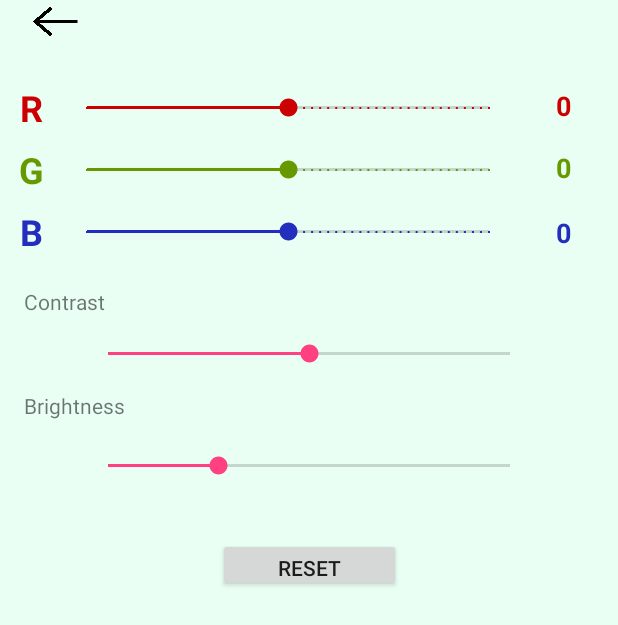
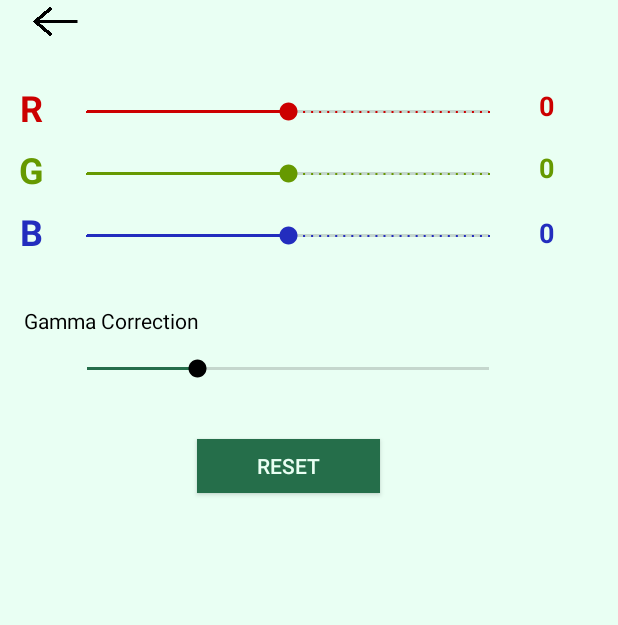
Before and after one commit to mariapatrunjel/SmartImageEditor, an Android app: the screen it shows after launch (SettingsActivity), after a tap on an icon or button, on a phone screen of 412 x 824 dp. Shown: the top 625 px of the screen. Run offline under Robolectric (Android 15) with nearby library versions, the phone set to English and light mode, and no system bars; pictures from the network do not load; 2 statements that could not run were skipped.

Commit message:
Gamma Correction is working, images are saved vey well

```diff
--- a/app/src/main/java/com/maria/patrunjel/smartimageeditor/MainActivity.java
+++ b/app/src/main/java/com/maria/patrunjel/smartimageeditor/MainActivity.java
@@ -14,7 +14,7 @@ public class MainActivity extends Activity implements CameraBridgeViewBase.CvCam
     private JavaCameraView javaCameraView;
     private Mat mRgba,newImage ,resultImage;
     private String currentFilter = "Normal";
-    private Integer redValue=0, greenValue = 0,blueValue = 0, contrast = 0;
+    private Integer redValue=0, greenValue = 0,blueValue = 0;
     private Float brightness = 1.0f;
     private int cameraId = 0;
     private Boolean flashlightOn = false;
@@ -58,7 +58,6 @@ public class MainActivity extends Activity implements CameraBridgeViewBase.CvCam
             mRetainedFragment.setGreenValue(greenValue);
             mRetainedFragment.setBlueValue(blueValue);
             mRetainedFragment.setBrightness(brightness);
-            mRetainedFragment.setContrast(contrast);
             mRetainedFragment.setCameraId(cameraId);
             mRetainedFragment.setFlashlightOn(flashlightOn);
         }
@@ -67,7 +66,6 @@ public class MainActivity extends Activity implements CameraBridgeViewBase.CvCam
         redValue = mRetainedFragment.getRedValue();
         greenValue = mRetainedFragment.getGreenValue();
         blueValue = mRetainedFragment.getBlueValue();
-        contrast = mRetainedFragment.getContrast();
         brightness = mRetainedFragment.getBrightness();
         cameraId = mRetainedFragment.getCameraId();
         flashlightOn = mRetainedFragment.getFlashlightOn();
@@ -126,12 +124,10 @@ public class MainActivity extends Activity implements CameraBridgeViewBase.CvCam
         greenValue = intent.getIntExtra("green",0);
         blueValue = intent.getIntExtra("blue",0);
         brightness =  intent.getFloatExtra("brightness",1.0f);
-        contrast =  intent.getIntExtra("contrast",0);
 
         mRetainedFragment.setRedValue(redValue);
         mRetainedFragment.setGreenValue(greenValue);
         mRetainedFragment.setBlueValue(blueValue);
-        mRetainedFragment.setContrast(contrast);
         mRetainedFragment.setBrightness(brightness);
 
     }
@@ -187,7 +183,6 @@ public class MainActivity extends Activity implements CameraBridgeViewBase.CvCam
         intent.putExtra("red",redValue);
         intent.putExtra("green",greenValue);
         intent.putExtra("blue",blueValue);
-        intent.putExtra("contrast",contrast);
         intent.putExtra("brightness",brightness);
         startActivityForResult(intent,0);
 
@@ -225,7 +220,6 @@ public class MainActivity extends Activity implements CameraBridgeViewBase.CvCam
         }
         return image;
     }
-
     public void onSwapCamera(View view) {
         cameraId = cameraId^1;
         mRetainedFragment.setCameraId(cameraId);
@@ -235,9 +229,9 @@ public class MainActivity extends Activity implements CameraBridgeViewBase.CvCam
     }
 
     public void onFlashlight(View view) {
-        flashlightOn = flashlightOn^true;
+        flashlightOn = !flashlightOn;
         mRetainedFragment.setFlashlightOn(flashlightOn);
-        if(flashlightOn == true)
+        if(flashlightOn)
             javaCameraView.turnOnTheFlash();
         else
             javaCameraView.turnOffTheFlash();
--- a/app/src/main/java/com/maria/patrunjel/smartimageeditor/RetainedFragment.java
+++ b/app/src/main/java/com/maria/patrunjel/smartimageeditor/RetainedFragment.java
@@ -7,7 +7,7 @@ public class RetainedFragment extends Fragment
 {
     // data object we want to retain
     private String filter;
-    private Integer redValue,greenValue,blueValue,contrast;
+    private Integer redValue,greenValue,blueValue;
     private Float brightness;
     private int cameraId;
     private Boolean flashlightOn;
@@ -60,14 +60,6 @@ public class RetainedFragment extends Fragment
         this.brightness = brightness;
     }
 
-    public Integer getContrast() {
-        return contrast;
-    }
-
-    public void setContrast(Integer contrast) {
-        this.contrast = contrast;
-    }
-
     public Integer getCameraId() {
         return cameraId;
     }
--- a/app/src/main/java/com/maria/patrunjel/smartimageeditor/SettingsActivity.java
+++ b/app/src/main/java/com/maria/patrunjel/smartimageeditor/SettingsActivity.java
@@ -6,9 +6,11 @@ import android.view.View;
 import android.widget.SeekBar;
 import android.widget.TextView;
 
+import java.util.Locale;
+
 public class SettingsActivity extends Activity {
 
-    private Integer redValue,greenValue,blueValue,contrast;
+    private Integer redValue,greenValue,blueValue;
     private Float brightness;
     @Override
     protected void onCreate(Bundle savedInstanceState) {
@@ -20,20 +22,15 @@ public class SettingsActivity extends Activity {
         greenValue = intent.getIntExtra("green",0)/10;
         blueValue = intent.getIntExtra("blue",0)/10;
         brightness =  intent.getFloatExtra("brightness",1.0f);
-        contrast =  intent.getIntExtra("contrast",0);
-
 
         SeekBar redBar = (SeekBar)findViewById(R.id.redBar);
         SeekBar greenBar = (SeekBar)findViewById(R.id.greenBar);
         SeekBar blueBar = (SeekBar)findViewById(R.id.blueBar);
         SeekBar brightnessBar = (SeekBar)findViewById(R.id.brightnessBar);
-        SeekBar contrastBar = (SeekBar)findViewById(R.id.contrastBar);
 
         redBar.setProgress(redValue+25);
         greenBar.setProgress(greenValue+25);
         blueBar.setProgress(blueValue+25);
-        contrastBar.setProgress(contrast+100);
-
 
         brightnessBar.setProgress((int)((brightness+0.1)*10));
 
@@ -41,9 +38,9 @@ public class SettingsActivity extends Activity {
         TextView green = (TextView)findViewById(R.id.greenValue);
         TextView blue = (TextView)findViewById(R.id.blueValue);
 
-        red.setText(Integer.toString(redValue*10));
-        green.setText(Integer.toString(greenValue*10));
-        blue.setText(Integer.toString(blueValue*10));
+        red.setText(String.format(Locale.ENGLISH,"%d",redValue*10));
+        green.setText(String.format(Locale.ENGLISH,"%d",greenValue*10));
+        blue.setText(String.format(Locale.ENGLISH,"%d",blueValue*10));
 
         setSeekBarsListeners();
 
@@ -58,19 +55,16 @@ public class SettingsActivity extends Activity {
         greenValue = 0;
         blueValue = 0;
         brightness = 1.0f;
-        contrast = 0;
 
         SeekBar redBar = (SeekBar)findViewById(R.id.redBar);
         SeekBar greenBar = (SeekBar)findViewById(R.id.greenBar);
         SeekBar blueBar = (SeekBar)findViewById(R.id.blueBar);
         SeekBar brightnessBar = (SeekBar)findViewById(R.id.brightnessBar);
-        SeekBar contrastBar = (SeekBar)findViewById(R.id.contrastBar);
 
         redBar.setProgress(redValue+25);
         greenBar.setProgress(greenValue+25);
         blueBar.setProgress(blueValue+25);
-        contrastBar.setProgress(contrast+100);
-        brightnessBar.setProgress((int)((brightness+0.1)*10));
+        brightnessBar.setProgress((int)((brightness+0.1f)*10));
     }
 
     @Override
@@ -81,7 +75,6 @@ public class SettingsActivity extends Activity {
         data.putExtra("red",redValue*10);
         data.putExtra("green",greenValue*10);
         data.putExtra("blue",blueValue*10);
-        data.putExtra("contrast",contrast);
         data.putExtra("brightness",brightness);
 
         setResult(RESULT_OK, data);
@@ -94,14 +87,13 @@ public class SettingsActivity extends Activity {
         SeekBar greenBar = (SeekBar)findViewById(R.id.greenBar);
         SeekBar blueBar = (SeekBar)findViewById(R.id.blueBar);
         SeekBar brightnessBar = (SeekBar)findViewById(R.id.brightnessBar);
-        SeekBar contrastBar = (SeekBar)findViewById(R.id.contrastBar);
 
         redBar.setOnSeekBarChangeListener(new SeekBar.OnSeekBarChangeListener() {
 
             public void onProgressChanged(SeekBar seekBar, int progress, boolean fromUser) {
                 redValue = progress - 25;
                 TextView red = (TextView) findViewById(R.id.redValue);
-                red.setText(Integer.toString(redValue * 10));
+                red.setText(String.format(Locale.ENGLISH,"%d",redValue*10));
             }
 
             public void onStartTrackingTouch(SeekBar seekBar) {
@@ -118,7 +110,7 @@ public class SettingsActivity extends Activity {
             public void onProgressChanged(SeekBar seekBar, int progress, boolean fromUser) {
                 greenValue =progress-25;
                 TextView green = (TextView)findViewById(R.id.greenValue);
-                green.setText(Integer.toString(greenValue*10));
+                green.setText(String.format(Locale.ENGLISH,"%d",greenValue*10));
             }
 
             public void onStartTrackingTouch(SeekBar seekBar) {
@@ -137,7 +129,7 @@ public class SettingsActivity extends Activity {
             public void onProgressChanged(SeekBar seekBar, int progress, boolean fromUser) {
                 blueValue =progress-25;
                 TextView blue = (TextView)findViewById(R.id.blueValue);
-                blue.setText(Integer.toString(blueValue*10));
+                blue.setText(String.format(Locale.ENGLISH,"%d",blueValue*10));
 
             }
 
@@ -169,22 +161,6 @@ public class SettingsActivity extends Activity {
             }
         });
 
-        contrastBar.setOnSeekBarChangeListener(new SeekBar.OnSeekBarChangeListener() {
-
-            public void onProgressChanged(SeekBar seekBar, int progress, boolean fromUser) {
-                contrast= progress-100;
-            }
-
-            public void onStartTrackingTouch(SeekBar seekBar) {
-                // TODO Auto-generated method stub
-            }
-
-            public void onStopTrackingTouch(SeekBar seekBar) {
-                // TODO Auto-generated method stub
-
-
-            }
-        });
 
     }
 
--- a/app/src/main/res/layout/activity_settings.xml
+++ b/app/src/main/res/layout/activity_settings.xml
@@ -20,15 +20,13 @@
         android:layout_marginTop="58dp"
         app:layout_constraintLeft_toRightOf="@+id/redBar"
         android:layout_marginLeft="2dp"
-        android:layout_marginRight="6dp"
-        app:layout_constraintRight_toRightOf="parent"/>
+        />
 
     <TextView
         android:id="@+id/blueValue"
         android:layout_width="40dp"
         android:layout_height="33dp"
         android:layout_marginLeft="2dp"
-        android:layout_marginRight="6dp"
         android:layout_marginTop="10dp"
         android:text="B"
         android:textAlignment="center"
@@ -36,7 +34,6 @@
         android:textSize="18sp"
         android:textStyle="bold"
         app:layout_constraintLeft_toRightOf="@+id/blueBar"
-        app:layout_constraintRight_toRightOf="parent"
         app:layout_constraintTop_toBottomOf="@+id/greenValue"/>
 
     <TextView
@@ -44,7 +41,6 @@
         android:layout_width="40dp"
         android:layout_height="33dp"
         android:layout_marginLeft="2dp"
-        android:layout_marginRight="6dp"
         android:layout_marginTop="8dp"
         android:text="G"
         android:textAlignment="center"
@@ -52,7 +48,6 @@
         android:textSize="18sp"
         android:textStyle="bold"
         app:layout_constraintLeft_toRightOf="@+id/greenBar"
-        app:layout_constraintRight_toRightOf="parent"
         app:layout_constraintTop_toBottomOf="@+id/redValue"/>
 
     <TextView
@@ -102,7 +97,7 @@
         android:layout_width="300dp"
         android:layout_height="33dp"
         android:layout_marginLeft="6dp"
-        android:layout_marginTop="55dp"
+        android:layout_marginTop="58dp"
         android:backgroundTint="@android:color/holo_red_dark"
         android:max="50"
         android:progressTint="@android:color/holo_red_dark"
@@ -164,72 +159,46 @@
         app:layout_constraintTop_toTopOf="parent"/>
 
     <TextView
-        android:id="@+id/textContrast"
-        android:layout_width="93dp"
-        android:layout_height="22dp"
-        android:text="Contrast"
-        android:layout_marginLeft="16dp"
-        app:layout_constraintLeft_toLeftOf="parent"
-        android:layout_marginTop="20dp"
-        app:layout_constraintTop_toBottomOf="@+id/blueBar"
-        android:layout_marginRight="8dp"
-        app:layout_constraintRight_toRightOf="parent"
-        app:layout_constraintHorizontal_bias="0.0"/>
-
-    <SeekBar
-        android:id="@+id/contrastBar"
-        android:layout_width="300dp"
-        android:layout_height="33dp"
-        android:max="200"
-        app:layout_constraintLeft_toLeftOf="parent"
-        app:layout_constraintRight_toRightOf="parent"
-        android:layout_marginTop="6dp"
-        app:layout_constraintTop_toBottomOf="@+id/textContrast"/>
-
-    <TextView
         android:id="@+id/textBrightness"
-        android:layout_width="94dp"
-        android:layout_height="22dp"
+        android:layout_width="174dp"
+        android:layout_height="17dp"
         android:layout_marginLeft="16dp"
         android:layout_marginRight="8dp"
-        android:layout_marginTop="8dp"
-        android:text="Brightness"
+        android:layout_marginTop="30dp"
+        android:text="Gamma Correction"
+        android:textColor="@android:color/black"
         app:layout_constraintHorizontal_bias="0.0"
         app:layout_constraintLeft_toLeftOf="parent"
         app:layout_constraintRight_toRightOf="parent"
-        app:layout_constraintTop_toBottomOf="@+id/contrastBar"/>
+        app:layout_constraintTop_toBottomOf="@+id/blueBar"/>
 
     <SeekBar
         android:id="@+id/brightnessBar"
         android:layout_width="300dp"
         android:layout_height="33dp"
         android:layout_marginBottom="8dp"
-        android:layout_marginLeft="8dp"
-        android:layout_marginRight="8dp"
-        android:layout_marginTop="6dp"
+        android:layout_marginLeft="42dp"
+        android:layout_marginTop="8dp"
+        android:backgroundTint="@android:color/black"
         android:max="40"
+        android:thumbTint="@android:color/black"
         app:layout_constraintBottom_toBottomOf="parent"
         app:layout_constraintLeft_toLeftOf="parent"
-        app:layout_constraintRight_toRightOf="parent"
         app:layout_constraintTop_toBottomOf="@+id/textBrightness"
-        app:layout_constraintVertical_bias="0.011"
-        />
+        app:layout_constraintVertical_bias="0.0"/>
 
     <Button
         android:id="@+id/reset"
         android:layout_width="122dp"
         android:layout_height="36dp"
-        android:layout_marginBottom="8dp"
-        android:layout_marginLeft="8dp"
-        android:layout_marginRight="8dp"
-        android:layout_marginTop="6dp"
+        android:layout_marginLeft="131dp"
+        android:layout_marginTop="30dp"
+        android:background="@color/colorAccent"
         android:onClick="onClickResetButton"
         android:text="Reset"
-        app:layout_constraintBottom_toBottomOf="parent"
+        android:textColor="@color/colorPrimary"
         app:layout_constraintLeft_toLeftOf="parent"
-        app:layout_constraintRight_toRightOf="parent"
-        app:layout_constraintTop_toBottomOf="@+id/brightnessBar"
-        app:layout_constraintVertical_bias="0.057"/>
+        app:layout_constraintTop_toBottomOf="@+id/brightnessBar"/>
 
     <android.support.constraint.Guideline
         android:layout_width="wrap_content"
--- a/app/src/main/res/values/colors.xml
+++ b/app/src/main/res/values/colors.xml
@@ -2,5 +2,5 @@
 <resources>
     <color name="colorPrimary">#e9fff3</color>
     <color name="colorPrimaryDark">#232dbe</color>
-    <color name="colorAccent">#FF4081</color>
+    <color name="colorAccent">#256e4a</color>
 </resources>
```
